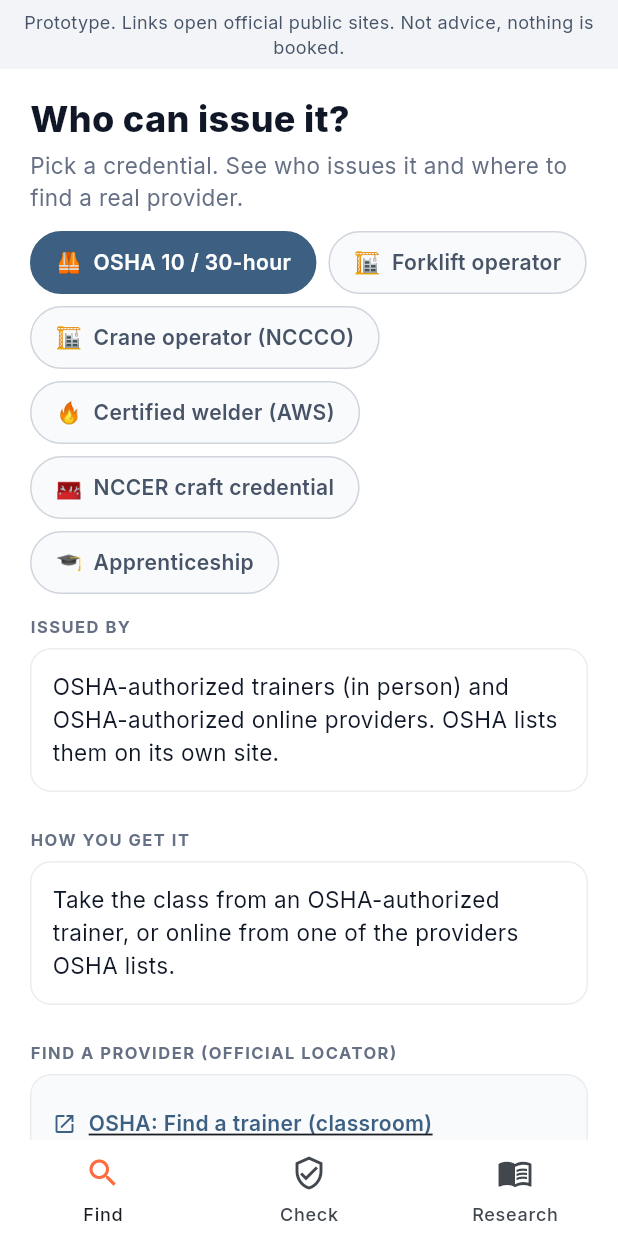
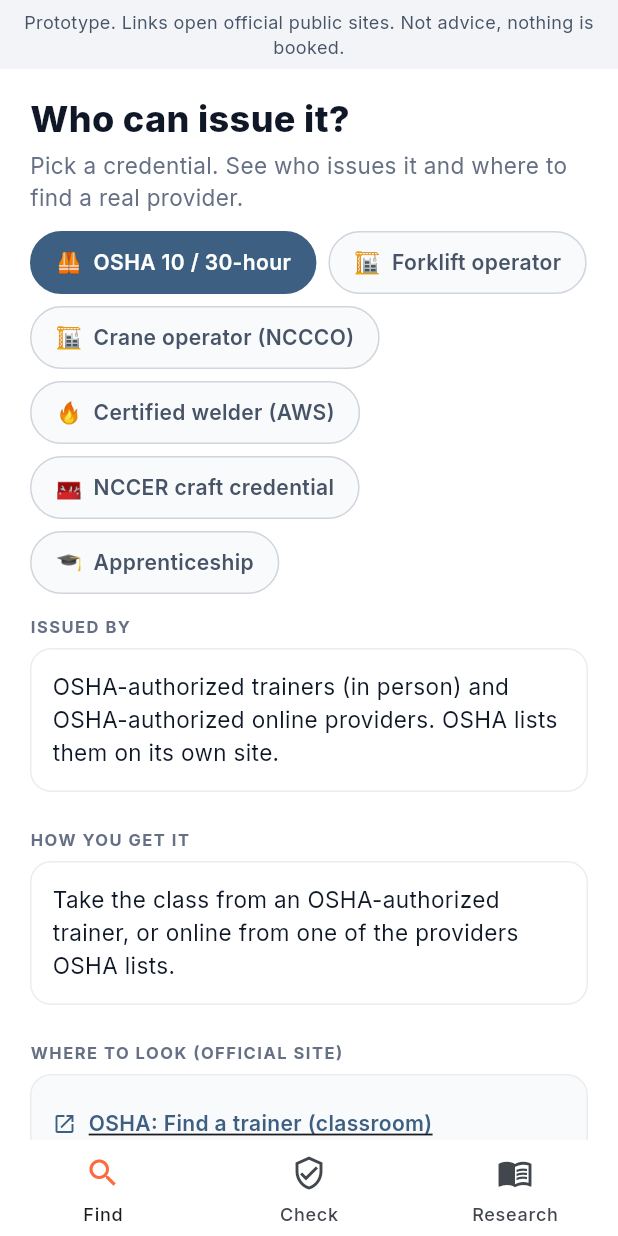
Before and after one commit to kunaxar/worker-credential-finder, a Flutter app: the screen it shows after launch, on a phone screen of 412 x 824 dp. Run offline on Flutter 3.47's test engine with Material 3 defaults, Android fonts, the phone set to English and light mode, and no system bars; our stand-ins replace google_fonts.

Commit message:
Update main.dart

```diff
--- a/lib/main.dart
+++ b/lib/main.dart
@@ -70,7 +70,7 @@
       card(Text(c.who, style: const TextStyle(fontSize: 15, height: 1.45))),
       label('HOW YOU GET IT'),
       card(Text(c.how, style: const TextStyle(fontSize: 15, height: 1.45))),
-      label('FIND A PROVIDER (OFFICIAL LOCATOR)'),
+      label('WHERE TO LOOK (OFFICIAL SITE)'),
       card(Column(children: [for (final l in c.find) Align(alignment: Alignment.centerLeft, child: linkBtn(l))]), bg: g50),
       label('CHECK BEFORE YOU PAY'),
       for (final q in c.check) card(InkWell(
```
